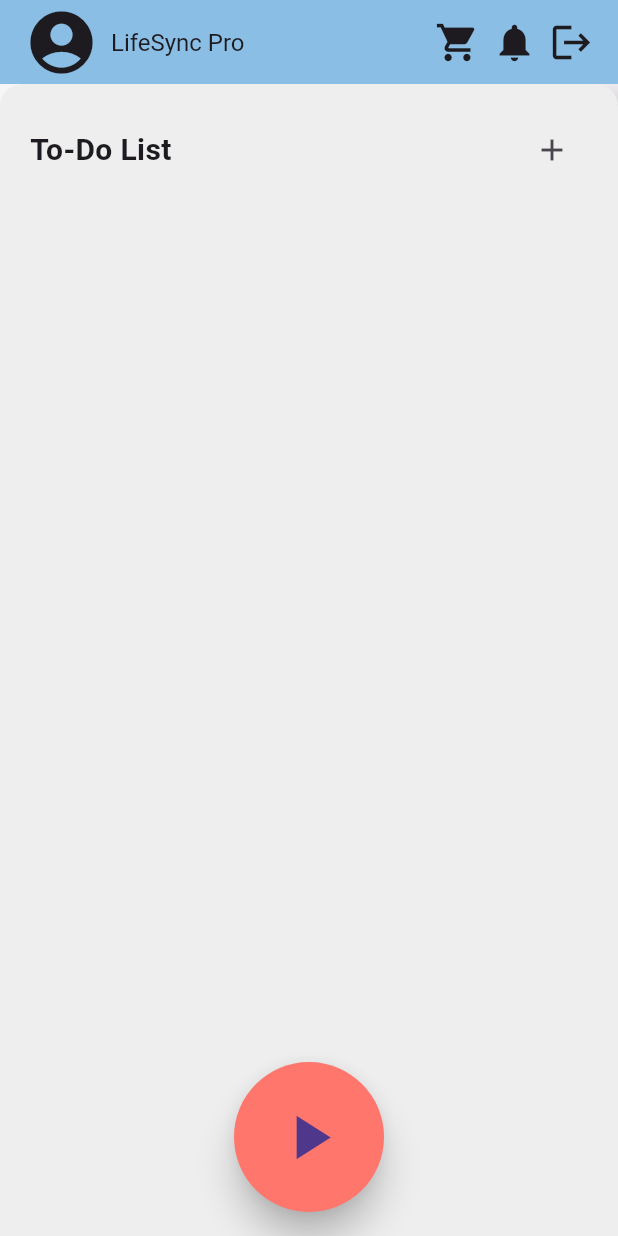
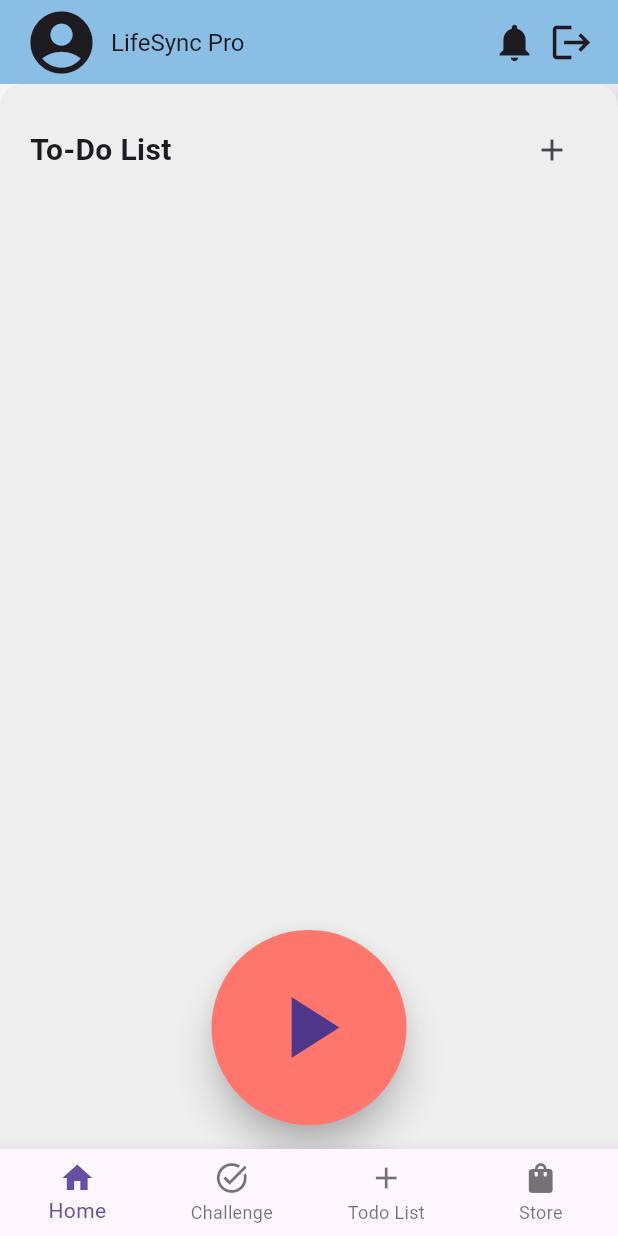
Before and after one commit to aisyah-rusdi/lifesync-pro, a Flutter app: the screen it shows once a user with an empty profile is signed in, on a phone screen of 412 x 824 dp. Run offline on Flutter 3.47's test engine with Material 3 defaults, Android fonts, the phone set to English and light mode, and no system bars; our stand-ins replace cloud_firestore, firebase_auth, firebase_core, flutter_slidable, google_fonts, percent_indicator; accounts and stored records are empty.

Commit message:
ready interface for sprint 2

```diff
--- a/lib/pages/dashboard_page.dart
+++ b/lib/pages/dashboard_page.dart
@@ -186,8 +186,8 @@
       // floating action button
       floatingActionButtonLocation: FloatingActionButtonLocation.centerFloat,
       floatingActionButton: SizedBox(
-        width: 100,
-        height: 100,
+        width: 130,
+        height: 130,
         child: FloatingActionButton(
           onPressed: () {
             Navigator.push(
@@ -195,7 +195,7 @@
               MaterialPageRoute(builder: (context) => TaskPage()),
             );
           },
-          child: Icon(Icons.play_arrow, size: 50), // Icon size to make it large
+          child: Icon(Icons.play_arrow, size: 70), // Icon size to make it large
           backgroundColor: const Color.fromARGB(255, 254, 118, 108),
           shape: CircleBorder(), // Ensures the button is circular
           elevation: 10,
--- a/lib/pages/home_page.dart
+++ b/lib/pages/home_page.dart
@@ -2,12 +2,12 @@
 
 import 'package:firebase_auth/firebase_auth.dart';
 import 'package:flutter/material.dart';
-import 'package:flutter_firebase_project/pages/developing%20feature/add_task_page.dart';
 import 'package:flutter_firebase_project/pages/developing%20feature/challenge_page.dart';
 import 'package:flutter_firebase_project/pages/dashboard_page.dart';
-import 'package:flutter_firebase_project/pages/developing%20feature/leaderboard_page.dart';
+import 'package:flutter_firebase_project/pages/developing%20feature/todolist.dart';
+//import 'package:flutter_firebase_project/pages/developing%20feature/leaderboard_page.dart';
 import 'package:flutter_firebase_project/pages/profile_page.dart';
-import 'package:flutter_firebase_project/pages/store_page.dart';
+import 'package:flutter_firebase_project/pages/developing%20feature/store_page.dart';
 
 class HomePage extends StatefulWidget{
   const HomePage({Key ? key}) : super(key : key);
@@ -31,8 +31,8 @@
     List<Widget>get _pages => [
       dashboard(),
       challenge(),
-      add_task(),
-      leaderboard(),
+      ToDoListPage(),
+      StorePage(),
     ];
 
     @override
@@ -74,17 +74,6 @@
     // Right side with points, notification, and profile icons
     Row(
       children: [
-        GestureDetector(
-          onTap: () {
-            Navigator.push(
-              context,
-              MaterialPageRoute(
-                builder: (context) => StorePage()
-                )
-              );
-          },
-          child: Icon(Icons.shopping_cart, size: 30)), // Points icon
-        SizedBox(width: 8),
         Icon(Icons.notifications, size: 30), // Notification icon
         SizedBox(width: 8),
         GestureDetector(
@@ -105,18 +94,18 @@
 
         body: _pages[_selectedIndex],
 
-        /*bottomNavigationBar: BottomNavigationBar(
+        bottomNavigationBar: BottomNavigationBar(
           currentIndex: _selectedIndex,
           onTap: _navigateBottomBar,
           type: BottomNavigationBarType.fixed,
           items:[
             BottomNavigationBarItem(icon: Icon(Icons.home), label:'Home'),
             BottomNavigationBarItem(icon: Icon(Icons.task_alt), label:'Challenge'),
-            BottomNavigationBarItem(icon: Icon(Icons.add), label: 'Add task'),
-            BottomNavigationBarItem(icon: Icon(Icons.leaderboard), label:'Leaderboard'),
+            BottomNavigationBarItem(icon: Icon(Icons.add), label: 'Todo List'),
+            //BottomNavigationBarItem(icon: Icon(Icons.leaderboard), label:'Leaderboard'),
             BottomNavigationBarItem(icon: Icon(Icons.shopping_bag), label:'Store'),
           ],
-        ),*/
+        ),
       );
     }
   }
--- a/lib/pages/login_page.dart
+++ b/lib/pages/login_page.dart
@@ -2,7 +2,7 @@
 
 import 'package:firebase_auth/firebase_auth.dart';
 import 'package:flutter/material.dart';
-import 'package:flutter_firebase_project/pages/forgot_pw_page.dart';
+import 'package:flutter_firebase_project/auth/forgot_pw_page.dart';
 import 'package:google_fonts/google_fonts.dart';
 
 class LoginPage extends StatefulWidget {
--- a/lib/pages/task_box.dart
+++ b/lib/pages/task_box.dart
@@ -103,10 +103,10 @@
                     ],
                   ),
 
-                  GestureDetector(
+                  /*GestureDetector(
                     onTap: settingsTapped,
                     child: Icon(Icons.settings)
-                    ),
+                    ),*/
                 ],
               ),
             ),
```
Also changed, not shown: lib/pages/developing feature/add_task_page.dart (deleted, +0 -17 lines), lib/pages/developing feature/todolist.dart (added, +143 -0 lines), lib/pages/task_page.dart (+8 -4 lines), lib/auth/forgot_pw_page.dart (renamed from lib/pages/forgot_pw_page.dart), lib/pages/developing feature/store_page.dart (renamed from lib/pages/store_page.dart).
